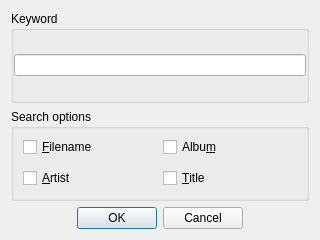
Qt form source/ui/playlistwindow/tp_filesearchdialog.ui (ZXfkSIE/ThousandPlayer) before a commit.
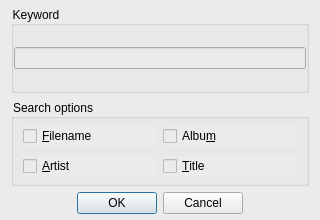
The same form after that commit.

Diff of the .ui file:
```diff
--- a/source/ui/playlistwindow/tp_filesearchdialog.ui
+++ b/source/ui/playlistwindow/tp_filesearchdialog.ui
@@ -7,7 +7,7 @@
     <x>0</x>
     <y>0</y>
     <width>320</width>
-    <height>240</height>
+    <height>220</height>
    </rect>
   </property>
   <property name="sizePolicy">
@@ -19,7 +19,16 @@
   <property name="windowTitle">
    <string>Dialog</string>
   </property>
+  <property name="styleSheet">
+   <string notr="true">background-color: rgb(235, 235, 235);</string>
+  </property>
   <layout class="QVBoxLayout" name="verticalLayout">
+   <property name="topMargin">
+    <number>6</number>
+   </property>
+   <property name="bottomMargin">
+    <number>6</number>
+   </property>
    <item>
     <widget class="QGroupBox" name="groupBox_Keyword">
      <property name="title">
@@ -33,13 +42,13 @@
        <number>0</number>
       </property>
       <property name="topMargin">
-       <number>3</number>
+       <number>0</number>
       </property>
       <property name="rightMargin">
        <number>0</number>
       </property>
       <property name="bottomMargin">
-       <number>3</number>
+       <number>0</number>
       </property>
       <item>
        <widget class="QLineEdit" name="lineEdit"/>
```
